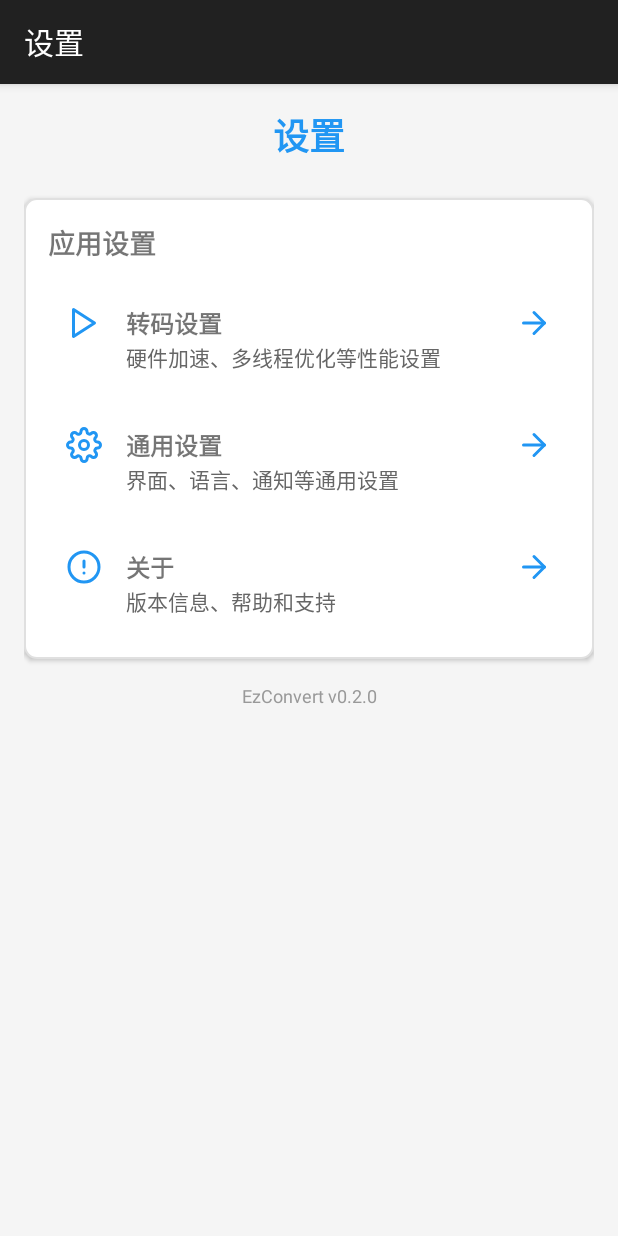
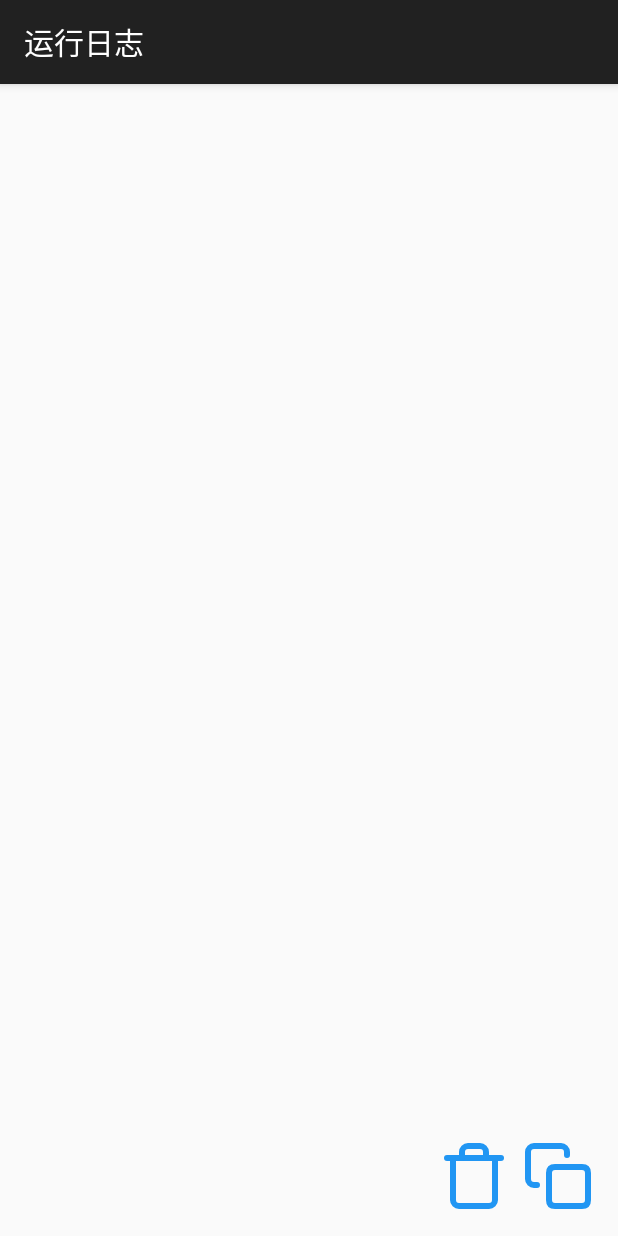
Before and after one commit to XiaoHao560/EzConvert, an Android app: the SettingsMainActivity screen opened directly, with no data from a screen before it, after a tap on "通用设置", on a phone screen of 412 x 824 dp. Run offline under Robolectric (Android 15) with nearby library versions, the light colour scheme and no system bars.

Commit message:
feat：添加更多设置入口于日志功能

```diff
--- a/app/src/main/AndroidManifest.xml
+++ b/app/src/main/AndroidManifest.xml
@@ -47,5 +47,11 @@
             android:exported="false"
             android:label="转码设置"
             android:theme="@style/Theme.AppCompat.Light.DarkActionBar" />
+
+        <activity
+        android:name=".LogViewerActivity"
+        android:exported="false"
+        android:label="运行日志"
+        android:theme="@style/Theme.AppCompat.Light.DarkActionBar" />
     </application>
 </manifest>
--- /dev/null
+++ b/app/src/main/java/com/tech/ezconvert/LogViewerActivity.java
@@ -0,0 +1,67 @@
+package com.tech.ezconvert;
+
+import android.content.ClipData;
+import android.content.ClipboardManager;
+import android.content.Context;
+import android.os.Bundle;
+import android.widget.*;
+import androidx.appcompat.app.AppCompatActivity;
+import androidx.recyclerview.widget.*;
+
+import java.util.ArrayList;
+import java.util.List;
+
+public class LogViewerActivity extends AppCompatActivity {
+
+    private static final List<String> logBuffer = new ArrayList<>();
+    private static LogAdapter adapter;
+
+    private RecyclerView recyclerView;
+    private Button clearBtn, copyBtn;
+
+    @Override
+    protected void onCreate(Bundle savedInstanceState) {
+        super.onCreate(savedInstanceState);
+        setContentView(R.layout.activity_log_viewer);
+
+        recyclerView = findViewById(R.id.log_recycler_view);
+        clearBtn     = findViewById(R.id.btn_clear_log);
+        copyBtn      = findViewById(R.id.btn_copy_log);
+
+        adapter = new LogAdapter(logBuffer);
+        recyclerView.setLayoutManager(new LinearLayoutManager(this));
+        recyclerView.setAdapter(adapter);
+
+        clearBtn.setOnClickListener(v -> {
+            logBuffer.clear();
+            adapter.notifyDataSetChanged();
+        });
+
+        copyBtn.setOnClickListener(v -> {
+            ClipboardManager cm = (ClipboardManager) getSystemService(Context.CLIPBOARD_SERVICE);
+            ClipData clip = ClipData.newPlainText("FFmpegLog", String.join("\n", logBuffer));
+            cm.setPrimaryClip(clip);
+            Toast.makeText(this, "日志已复制", Toast.LENGTH_SHORT).show();
+        });
+    }
+
+    public static void appendLog(String line) {
+        logBuffer.add(line);
+        if (adapter != null) adapter.notifyItemInserted(logBuffer.size() - 1);
+    }
+
+    /* 简单 Adapter */
+    private static class LogAdapter extends RecyclerView.Adapter<LogAdapter.Holder> {
+        private final List<String> list;
+        LogAdapter(List<String> list) { this.list = list; }
+        @Override public Holder onCreateViewHolder(android.view.ViewGroup p, int vType) {
+            TextView tv = new TextView(p.getContext());
+            tv.setPadding(12, 8, 12, 8);
+            tv.setTextSize(12);
+            return new Holder(tv);
+        }
+        @Override public void onBindViewHolder(Holder h, int i) { ((TextView)h.itemView).setText(list.get(i)); }
+        @Override public int getItemCount() { return list.size(); }
+        static class Holder extends RecyclerView.ViewHolder { Holder(android.view.View v) { super(v); } }
+    }
+}
--- a/app/src/main/java/com/tech/ezconvert/MainActivity.java
+++ b/app/src/main/java/com/tech/ezconvert/MainActivity.java
@@ -38,6 +38,7 @@ public class MainActivity extends AppCompatActivity implements FFmpegUtil.FFmpeg
 
     @Override
     protected void onCreate(Bundle savedInstanceState) {
+        FFmpegUtil.initLogging(this);
         super.onCreate(savedInstanceState);
         setContentView(R.layout.activity_main);
 
--- a/app/src/main/java/com/tech/ezconvert/SettingsMainActivity.java
+++ b/app/src/main/java/com/tech/ezconvert/SettingsMainActivity.java
@@ -46,7 +46,11 @@ public class SettingsMainActivity extends AppCompatActivity {
             }
         };
 
-        generalSettingsItem.setOnClickListener(comingSoonListener);
+        // 打开通用设置
+        generalSettingsItem.setOnClickListener(v -> {
+            Intent intent = new Intent(SettingsMainActivity.this, LogViewerActivity.class);
+            startActivity(intent);
+        });
         aboutItem.setOnClickListener(comingSoonListener);
     }
 }
--- /dev/null
+++ b/app/src/main/res/drawable/ic_clear.xml
@@ -0,0 +1,22 @@
+<?xml version="1.0" encoding="utf-8"?>
+<vector xmlns:android="http://schemas.android.com/apk/res/android"
+    android:width="24dp"
+    android:height="24dp"
+    android:viewportWidth="24"
+    android:viewportHeight="24">
+
+    <path
+        android:fillColor="#00000000"
+        android:strokeColor="#2196F3"
+        android:strokeWidth="2"
+        android:strokeLineCap="round"
+        android:strokeLineJoin="round"
+        android:pathData="M 3 6 L 5 6 L 21 6 " />
+    <path
+        android:fillColor="#00000000"
+        android:strokeColor="#2196F3"
+        android:strokeWidth="2"
+        android:strokeLineCap="round"
+        android:strokeLineJoin="round"
+        android:pathData="M19 6v14a2 2 0 0 1-2 2H7a2 2 0 0 1-2-2V6m3 0V4a2 2 0 0 1 2-2h4a2 2 0 0 1 2 2v2" />
+</vector>
--- /dev/null
+++ b/app/src/main/res/drawable/ic_copy.xml
@@ -0,0 +1,22 @@
+<?xml version="1.0" encoding="utf-8"?>
+<vector xmlns:android="http://schemas.android.com/apk/res/android"
+    android:width="24dp"
+    android:height="24dp"
+    android:viewportWidth="24"
+    android:viewportHeight="24">
+
+    <path
+        android:fillColor="#00000000"
+        android:strokeColor="#2196F3"
+        android:strokeWidth="2"
+        android:strokeLineCap="round"
+        android:strokeLineJoin="round"
+        android:pathData="M 11 9 L 20 9 Q 22 9 22 11 L 22 20 Q 22 22 20 22 L 11 22 Q 9 22 9 20 L 9 11 Q 9 9 11 9 Z" />
+    <path
+        android:fillColor="#00000000"
+        android:strokeColor="#2196F3"
+        android:strokeWidth="2"
+        android:strokeLineCap="round"
+        android:strokeLineJoin="round"
+        android:pathData="M5 15H4a2 2 0 0 1-2-2V4a2 2 0 0 1 2-2h9a2 2 0 0 1 2 2v1" />
+</vector>
--- /dev/null
+++ b/app/src/main/res/layout/activity_log_viewer.xml
@@ -0,0 +1,40 @@
+<?xml version="1.0" encoding="utf-8"?>
+<RelativeLayout
+     xmlns:android="http://schemas.android.com/apk/res/android"
+     android:layout_height="match_parent"
+     android:layout_width="match_parent"
+     android:padding="16dp">
+
+    <androidx.recyclerview.widget.RecyclerView
+         android:layout_height="match_parent"
+         android:layout_width="match_parent"
+         android:layout_above="@id/bottom_buttons"
+         android:id="@+id/log_recycler_view" />
+
+    <LinearLayout
+         android:layout_height="wrap_content"
+         android:layout_width="match_parent"
+         android:gravity="end"
+         android:orientation="horizontal"
+         android:layout_alignParentBottom="true"
+         android:id="@+id/bottom_buttons"
+         android:paddingTop="8dp">
+
+        <Button
+             android:layout_height="48dp"
+             android:layout_width="48dp"
+             android:contentDescription="清空日志"
+             android:background="@drawable/ic_clear"
+             android:id="@+id/btn_clear_log" />
+
+        <Button
+             android:layout_height="48dp"
+             android:layout_width="48dp"
+             android:contentDescription="复制日志"
+             android:background="@drawable/ic_copy"
+             android:layout_marginStart="8dp"
+             android:id="@+id/btn_copy_log" />
+
+    </LinearLayout>
+
+</RelativeLayout>
```
Also changed, not shown: app/src/main/java/com/tech/ezconvert/FFmpegUtil.java (+64 -84 lines).
